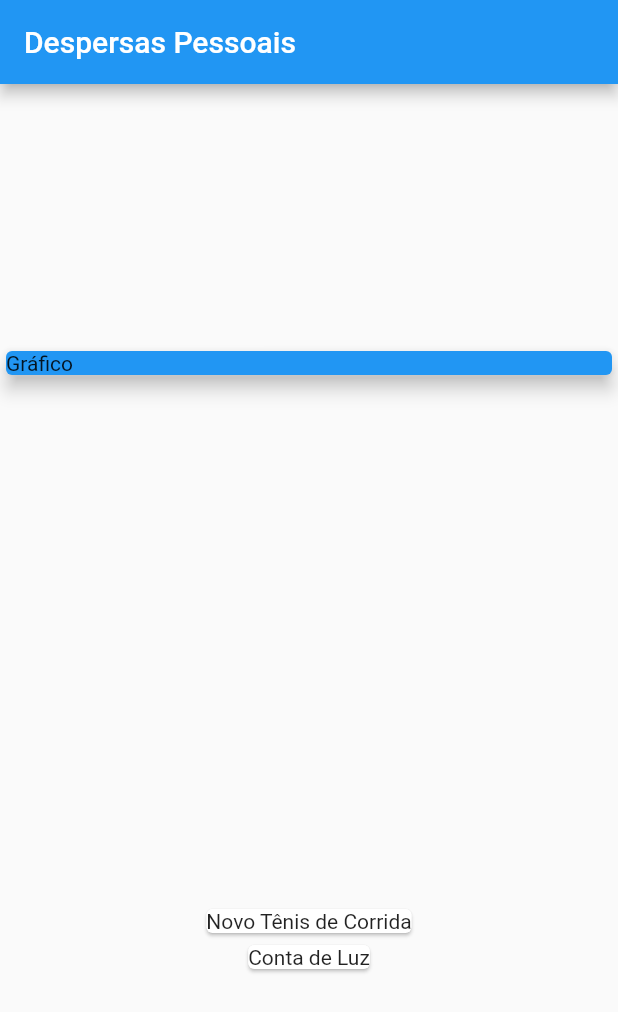
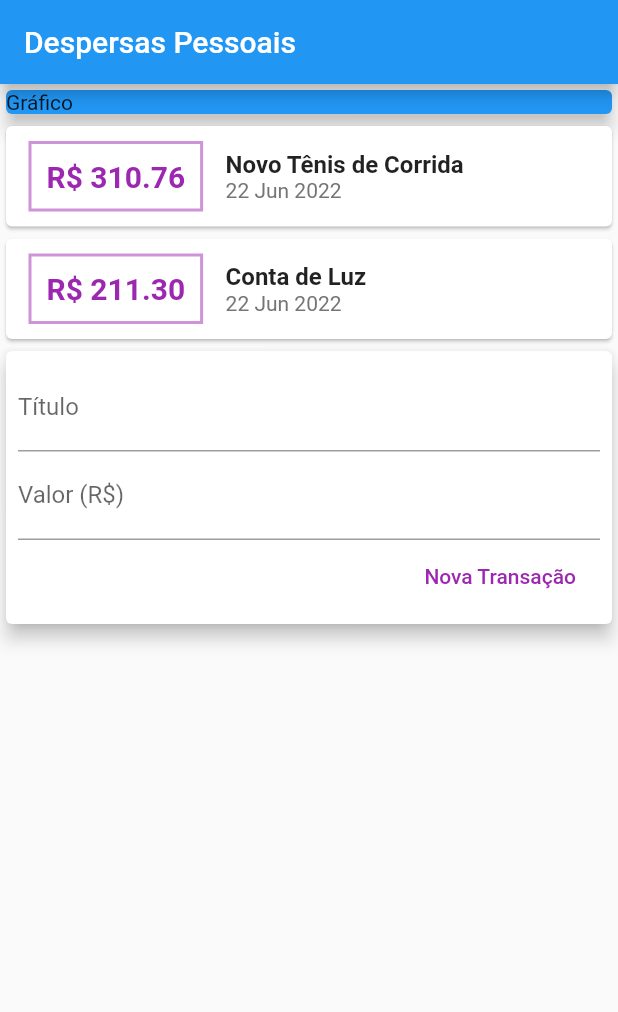
Before and after one commit to CaioNoboa/expenses_APP_Flutter, a Flutter app: the screen it shows after launch, on a phone screen of 412 x 824 dp. Shown: the top 1012 px of the screen. Run offline on Flutter 3.47's test engine with Material 2 defaults, Android fonts, the phone set to English and light mode, and no system bars.

Commit message:
textField1

```diff
--- a/expenses/lib/main.dart
+++ b/expenses/lib/main.dart
@@ -1,5 +1,6 @@
 import 'package:expenses/models/transaction.dart';
 import 'package:flutter/material.dart';
+import 'package:intl/intl.dart';
 
 main() {
   runApp(ExpensesApp());
@@ -37,7 +38,6 @@ class MyHomePage extends StatelessWidget {
         title: Text('Despersas Pessoais'),
       ),
       body: Column(
-        mainAxisAlignment: MainAxisAlignment.spaceAround,
         crossAxisAlignment: CrossAxisAlignment.stretch,
         children: <Widget>[
           Container(
@@ -50,9 +50,81 @@ class MyHomePage extends StatelessWidget {
           Column(
             children: _transactions.map((transaction) {
               return Card(
-                child: Text(transaction.title),
+                child: Row(
+                  children: [
+                    Container(
+                      margin: EdgeInsets.symmetric(
+                        horizontal: 15,
+                        vertical: 10,
+                      ),
+                      decoration: BoxDecoration(
+                        border: Border.all(
+                          color: Colors.purple.shade200,
+                          width: 2,
+                        ),
+                      ),
+                      padding: EdgeInsets.all(10),
+                      child: Text(
+                        'R\$ ${transaction.value.toStringAsFixed(2)}',
+                        style: TextStyle(
+                          fontWeight: FontWeight.bold,
+                          fontSize: 20,
+                          color: Colors.purple,
+                        ),
+                      ),
+                    ),
+                    Column(
+                      crossAxisAlignment: CrossAxisAlignment.start,
+                      children: [
+                        Text(
+                          transaction.title,
+                          style: TextStyle(
+                            fontSize: 16,
+                            fontWeight: FontWeight.bold,
+                          ),
+                        ),
+                        Text(
+                          DateFormat('d MMM y').format(transaction.date),
+                          style: TextStyle(
+                            color: Colors.grey.shade600,
+                          ),
+                        ),
+                      ],
+                    ),
+                  ],
+                ),
               );
             }).toList(),
+          ),
+          Card(
+            elevation: 5,
+            child: Padding(
+              padding: const EdgeInsets.all(8.0),
+              child: Column(
+                children: <Widget>[
+                  TextField(
+                    decoration: InputDecoration(
+                      labelText: 'Título',
+                    ),
+                  ),
+                  TextField(
+                    decoration: InputDecoration(
+                      labelText: 'Valor (R\$)',
+                    ),
+                  ),
+                  Row(
+                    mainAxisAlignment: MainAxisAlignment.end,
+                    children: [
+                      FlatButton(
+                        child: Text('Nova Transação'),
+                        textColor: Colors.purple,
+                        onPressed: () {},
+                      ),
+                    ],
+                  )
+                ],
+              ),
+            ),
           ),
         ],
       ),
--- a/expenses/pubspec.yaml
+++ b/expenses/pubspec.yaml
@@ -29,7 +29,7 @@ environment:
 dependencies:
   flutter:
     sdk: flutter
-
+  intl: ^0.17.0
 
   # The following adds the Cupertino Icons font to your application.
   # Use with the CupertinoIcons class for iOS style icons.
```
Also changed, not shown: expenses/pubspec.lock.
